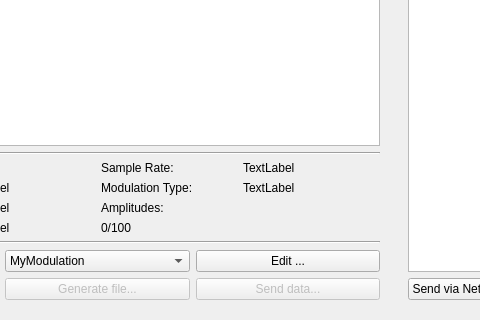
Qt form data/ui/generator.ui (jopohl/urh) before a commit; both pictures show x 205 to 685 and y 454 to 774 of the 1287 by 774 pixel window.
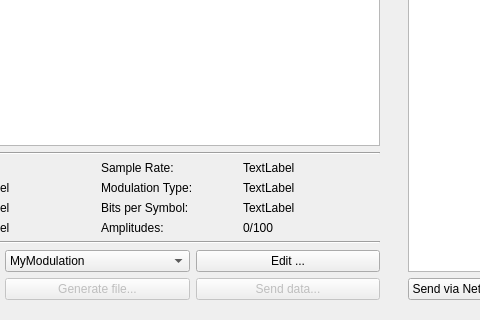
The same form after that commit. Icons and pictures are not drawn. Custom widgets are drawn as their Qt base class.

Commit message: show bits per symbol

The edit to the form file:
```diff
--- a/data/ui/generator.ui
+++ b/data/ui/generator.ui
@@ -399,20 +399,34 @@
                  </property>
                 </widget>
                </item>
-               <item row="2" column="2" colspan="2">
-                <widget class="QLabel" name="lParamCaption">
-                 <property name="text">
-                  <string>Amplitudes:</string>
-                 </property>
-                </widget>
-               </item>
-               <item row="3" column="2" colspan="2">
+               <item row="3" column="3">
                 <widget class="ElidedLabel" name="labelParameterValues">
                  <property name="text">
                   <string>0/100</string>
                  </property>
                 </widget>
                </item>
+               <item row="3" column="2">
+                <widget class="QLabel" name="lParamCaption">
+                 <property name="text">
+                  <string>Amplitudes:</string>
+                 </property>
+                </widget>
+               </item>
+               <item row="2" column="2">
+                <widget class="QLabel" name="label">
+                 <property name="text">
+                  <string>Bits per Symbol:</string>
+                 </property>
+                </widget>
+               </item>
+               <item row="2" column="3">
+                <widget class="QLabel" name="labelBitsPerSymbol">
+                 <property name="text">
+                  <string>TextLabel</string>
+                 </property>
+                </widget>
+               </item>
               </layout>
              </item>
              <item row="1" column="0" colspan="3">
@@ -722,6 +736,11 @@
   </layout>
  </widget>
  <customwidgets>
+  <customwidget>
+   <class>ElidedLabel</class>
+   <extends>QLabel</extends>
+   <header>urh.ui.ElidedLabel.h</header>
+  </customwidget>
   <customwidget>
    <class>GeneratorTreeView</class>
    <extends>QTreeView</extends>
@@ -742,11 +761,6 @@
    <extends>QListView</extends>
    <header>urh.ui.views.GeneratorListView.h</header>
   </customwidget>
-  <customwidget>
-   <class>ElidedLabel</class>
-   <extends>QLabel</extends>
-   <header>urh.ui.ElidedLabel.h</header>
-  </customwidget>
  </customwidgets>
  <resources>
   <include location="urh.qrc"/>
```
The commit also changes 5 other files.
